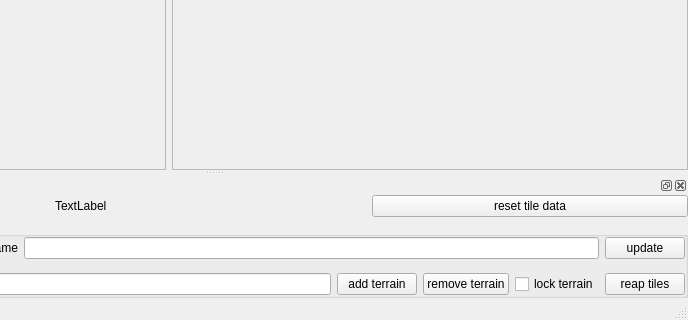
Old version of the form mapeditor.ui in the repository stoyan-shopov/TileMapEdit; both pictures show x 261 to 949 and y 252 to 572 of the 949 by 572 pixel window.
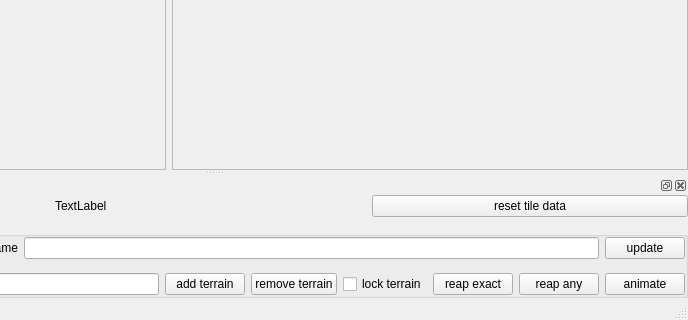
New version of the form.

Commit message: track down a nasty performance issue

```diff
--- a/mapeditor.ui
+++ b/mapeditor.ui
@@ -430,7 +430,21 @@
              <item>
               <widget class="QPushButton" name="pushButtonReapTiles">
                <property name="text">
-                <string>reap tiles</string>
+                <string>reap exact</string>
+               </property>
+              </widget>
+             </item>
+             <item>
+              <widget class="QPushButton" name="pushButtonReapTilesAny">
+               <property name="text">
+                <string>reap any</string>
+               </property>
+              </widget>
+             </item>
+             <item>
+              <widget class="QPushButton" name="pushButtonAnimate">
+               <property name="text">
+                <string>animate</string>
                </property>
               </widget>
              </item>
```
Left out of the diff: 2 changed lines with no effect on the pictures. The commit also changes 2 other files.
